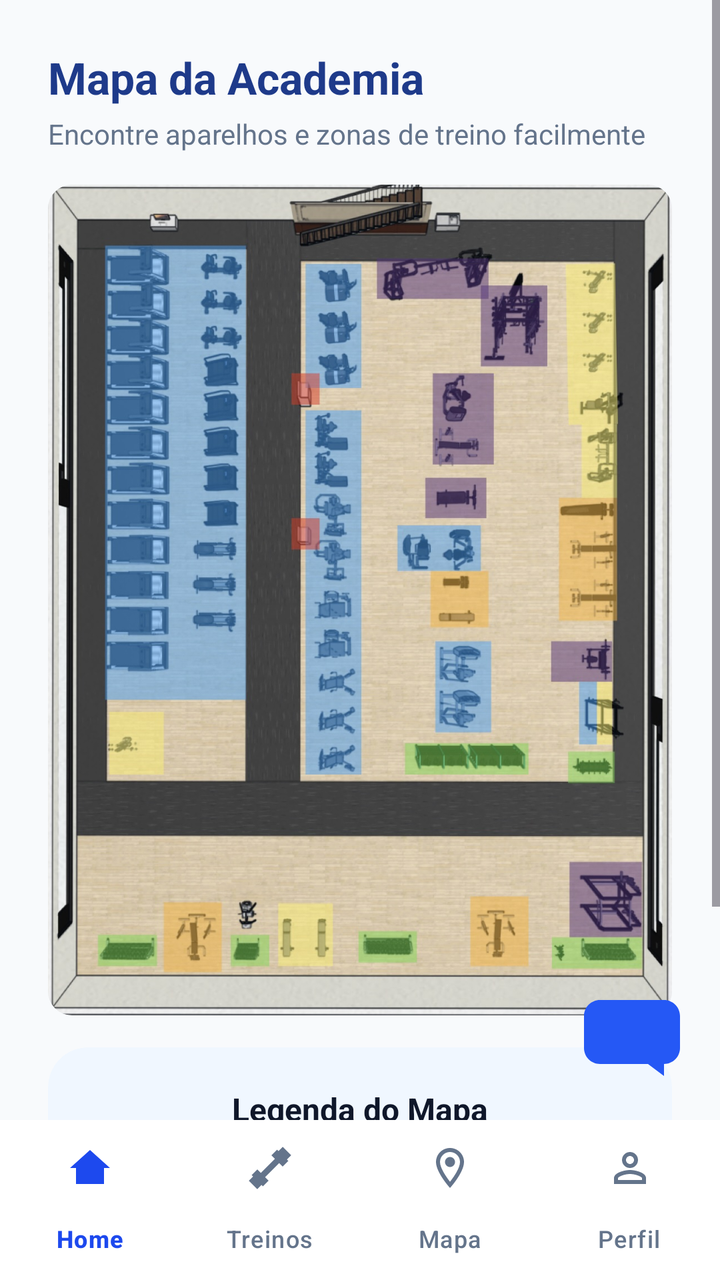
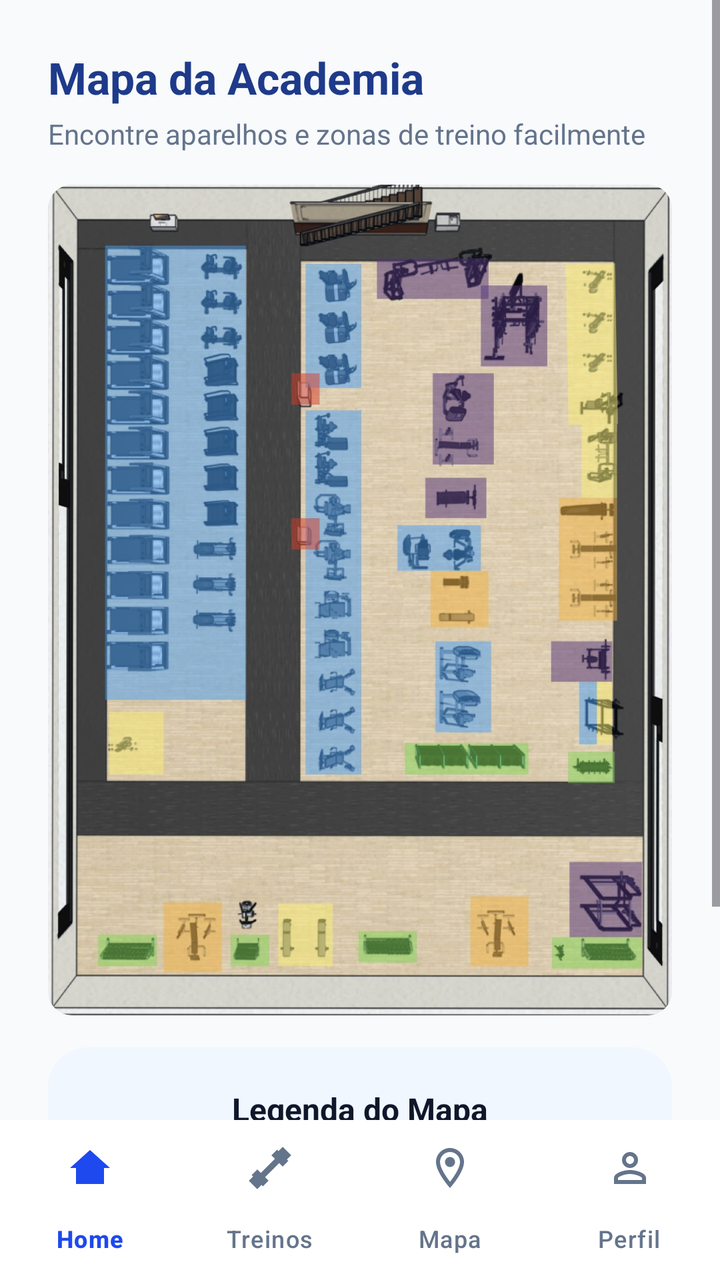

Two renders of the same Android screen: before a commit and after it. Below are the layout's source before the change and the commit's diff.
<!-- AndroidManifest.xml: application theme Theme.AcademiaUniforTelas1 -->
<!-- res/layout/activity_mapa.xml -->
<?xml version="1.0" encoding="utf-8"?>
<androidx.constraintlayout.widget.ConstraintLayout xmlns:android="http://schemas.android.com/apk/res/android"
    xmlns:app="http://schemas.android.com/apk/res-auto"
    xmlns:tools="http://schemas.android.com/tools"
    android:layout_width="match_parent"
    android:layout_height="match_parent"
    android:background="@color/background_white">

    <ScrollView
        android:layout_width="match_parent"
        android:layout_height="0dp"
        android:fillViewport="true"
        app:layout_constraintBottom_toTopOf="@id/bottomNav"
        app:layout_constraintTop_toTopOf="parent">

        <androidx.constraintlayout.widget.ConstraintLayout
            android:layout_width="match_parent"
            android:layout_height="wrap_content"
            android:padding="24dp">

            <TextView
                android:id="@+id/tvMapTitle"
                android:layout_width="wrap_content"
                android:layout_height="wrap_content"
                android:text="Mapa da Academia"
                android:textColor="#1E3A8A"
                android:textSize="22sp"
                android:textStyle="bold"
                app:layout_constraintStart_toStartOf="parent"
                app:layout_constraintTop_toTopOf="parent" />

            <TextView
                android:id="@+id/tvMapSubtitle"
                android:layout_width="wrap_content"
                android:layout_height="wrap_content"
                android:layout_marginTop="4dp"
                android:text="Encontre aparelhos e zonas de treino facilmente"
                android:textColor="#64748B"
                android:textSize="14sp"
                app:layout_constraintStart_toStartOf="parent"
                app:layout_constraintTop_toBottomOf="@id/tvMapTitle" />

            <androidx.cardview.widget.CardView
                android:id="@+id/cvMapImage"
                android:layout_width="0dp"
                android:layout_height="wrap_content"
                android:layout_marginTop="16dp"
                app:cardBackgroundColor="#E2E8F0"
                app:cardCornerRadius="12dp"
                app:cardElevation="0dp"
                app:layout_constraintEnd_toEndOf="parent"
                app:layout_constraintStart_toStartOf="parent"
                app:layout_constraintTop_toBottomOf="@id/tvMapSubtitle">

                <ImageView
                    android:id="@+id/ivMap"
                    android:layout_width="match_parent"
                    android:layout_height="wrap_content"
                    android:adjustViewBounds="true"
                    android:scaleType="fitCenter"
                    android:src="@drawable/mapa_planta_academia" />
            </androidx.cardview.widget.CardView>

            <androidx.cardview.widget.CardView
                android:id="@+id/cvLegend"
                android:layout_width="0dp"
                android:layout_height="wrap_content"
                android:layout_marginTop="16dp"
                app:cardBackgroundColor="#F0F7FF"
                app:cardCornerRadius="20dp"
                app:cardElevation="0dp"
                app:layout_constraintBottom_toBottomOf="parent"
                app:layout_constraintEnd_toEndOf="parent"
                app:layout_constraintStart_toStartOf="parent"
                app:layout_constraintTop_toBottomOf="@id/cvMapImage">

                <LinearLayout
                    android:layout_width="match_parent"
                    android:layout_height="wrap_content"
                    android:orientation="vertical"
                    android:padding="20dp">

                    <TextView
                        android:layout_width="wrap_content"
                        android:layout_height="wrap_content"
                        android:layout_gravity="center_horizontal"
                        android:text="Legenda do Mapa"
                        android:textColor="#0F172A"
                        android:textSize="16sp"
                        android:textStyle="bold" />

                    <LinearLayout
                        android:layout_width="wrap_content"
                        android:layout_height="wrap_content"
                        android:layout_gravity="center_horizontal"
                        android:layout_marginTop="16dp"
                        android:orientation="vertical">

                        
                        <LinearLayout
                            android:layout_width="wrap_content"
                            android:layout_height="wrap_content"
                            android:orientation="horizontal">

                            
                            <LinearLayout
                                android:layout_width="wrap_content"
                                android:layout_height="wrap_content"
                                android:gravity="center_vertical"
                                android:orientation="horizontal">

                                <View
                                    android:layout_width="12dp"
                                    android:layout_height="12dp"
                                    android:background="@drawable/shape_circle"
                                    android:backgroundTint="#00BCD4" />

                                <TextView
                                    android:layout_width="wrap_content"
                                    android:layout_height="wrap_content"
                                    android:layout_marginStart="6dp"
                                    android:text="Pernas"
                                    android:textColor="#1E3A8A"
                                    android:textSize="14sp" />
                            </LinearLayout>

                            
                            <LinearLayout
                                android:layout_width="wrap_content"
                                android:layout_height="wrap_content"
                                android:layout_marginStart="16dp"
                                android:gravity="center_vertical"
                                android:orientation="horizontal">

                                <View
                                    android:layout_width="12dp"
                                    android:layout_height="12dp"
                                    android:background="@drawable/shape_circle"
                                    android:backgroundTint="#FBBF24" />

                                <TextView
                                    android:layout_width="wrap_content"
                                    android:layout_height="wrap_content"
                                    android:layout_marginStart="6dp"
                                    android:text="Costas"
                                    android:textColor="#1E3A8A"
                                    android:textSize="14sp" />
                            </LinearLayout>

                            
                            <LinearLayout
                                android:layout_width="wrap_content"
                                android:layout_height="wrap_content"
                                android:layout_marginStart="16dp"
                                android:gravity="center_vertical"
                                android:orientation="horizontal">

                                <View
                                    android:layout_width="12dp"
                                    android:layout_height="12dp"
                                    android:background="@drawable/shape_circle"
                                    android:backgroundTint="#C026D3" />

                                <TextView
                                    android:layout_width="wrap_content"
                                    android:layout_height="wrap_content"
                                    android:layout_marginStart="6dp"
                                    android:text="Braços"
                                    android:textColor="#1E3A8A"
                                    android:textSize="14sp" />
                            </LinearLayout>

                            
                            <LinearLayout
                                android:layout_width="wrap_content"
                                android:layout_height="wrap_content"
                                android:layout_marginStart="16dp"
                                android:gravity="center_vertical"
                                android:orientation="horizontal">

                                <View
                                    android:layout_width="12dp"
                                    android:layout_height="12dp"
                                    android:background="@drawable/shape_circle"
                                    android:backgroundTint="#FB923C" />

                                <TextView
                                    android:layout_width="wrap_content"
                                    android:layout_height="wrap_content"
                                    android:layout_marginStart="6dp"
                                    android:text="Peito"
                                    android:textColor="#1E3A8A"
                                    android:textSize="14sp" />
                            </LinearLayout>
                        </LinearLayout>

                        
                        <LinearLayout
                            android:layout_width="wrap_content"
                            android:layout_height="wrap_content"
                            android:layout_marginTop="12dp"
                            android:orientation="horizontal">

                            
                            <LinearLayout
                                android:layout_width="wrap_content"
                                android:layout_height="wrap_content"
                                android:gravity="center_vertical"
                                android:orientation="horizontal">

                                <View
                                    android:layout_width="12dp"
                                    android:layout_height="12dp"
                                    android:background="@drawable/shape_circle"
                                    android:backgroundTint="#22C55E" />

                                <TextView
                                    android:layout_width="wrap_content"
                                    android:layout_height="wrap_content"
                                    android:layout_marginStart="6dp"
                                    android:text="Pesos"
                                    android:textColor="#1E3A8A"
                                    android:textSize="14sp" />
                            </LinearLayout>

                            
                            <LinearLayout
                                android:layout_width="wrap_content"
                                android:layout_height="wrap_content"
                                android:layout_marginStart="16dp"
                                android:gravity="center_vertical"
                                android:orientation="horizontal">

                                <View
                                    android:layout_width="12dp"
                                    android:layout_height="12dp"
                                    android:background="@drawable/shape_circle"
                                    android:backgroundTint="#EF4444" />

                                <TextView
                                    android:layout_width="wrap_content"
                                    android:layout_height="wrap_content"
                                    android:layout_marginStart="6dp"
                                    android:text="Totens"
                                    android:textColor="#1E3A8A"
                                    android:textSize="14sp" />
                            </LinearLayout>
                        </LinearLayout>
                    </LinearLayout>
                </LinearLayout>
            </androidx.cardview.widget.CardView>
        </androidx.constraintlayout.widget.ConstraintLayout>
    </ScrollView>

    
    <ImageView
        android:id="@+id/fabChat"
        android:layout_width="56dp"
        android:layout_height="56dp"
        android:layout_marginEnd="16dp"
        android:layout_marginBottom="16dp"
        android:contentDescription="Chat"
        android:elevation="6dp"
        android:src="@drawable/ic_chat_fab"
        app:layout_constraintBottom_toTopOf="@id/bottomNav"
        app:layout_constraintEnd_toEndOf="parent" />

    
    <com.google.android.material.bottomnavigation.BottomNavigationView
        android:id="@+id/bottomNav"
        android:layout_width="match_parent"
        android:layout_height="wrap_content"
        android:background="#FFFFFF"
        app:elevation="12dp"
        app:itemIconTint="@color/nav_item_colors"
        app:itemTextColor="@color/nav_item_colors"
        app:labelVisibilityMode="labeled"
        app:layout_constraintBottom_toBottomOf="parent"
        app:menu="@menu/menu_bottom_nav" />

</androidx.constraintlayout.widget.ConstraintLayout>
<!-- resources referenced by this layout -->
<resources>
  <color name="background_white">#F8FAFC</color>
  <!-- drawable ic_chat_fab (drawable) -->
  <?xml version="1.0" encoding="utf-8"?>
  <vector xmlns:android="http://schemas.android.com/apk/res/android"
      android:width="56dp" android:height="56dp"
      android:viewportWidth="56" android:viewportHeight="56">
      <path android:fillColor="#2558F5" android:pathData="M12,12 h32 c4.4,0 8,3.6 8,8 v16 c0,4.4 -3.6,8 -8,8 v6 l-8,-6 h-24 c-4.4,0 -8,-3.6 -8,-8 v-16 c0,-4.4 3.6,-8 8,-8 z" />
  </vector>
  <!-- drawable mapa_planta_academia: png bitmap (drawable, 316236 bytes) -->
  <!-- drawable shape_circle (drawable) -->
  <?xml version="1.0" encoding="utf-8"?>
  <shape xmlns:android="http://schemas.android.com/apk/res/android"
      android:shape="oval">
      <solid android:color="@color/white" />
  </shape>
  <style name="Theme.AcademiaUniforTelas1" parent="Base.Theme.AcademiaUniforTelas1" />
  <color name="white">#FFFFFFFF</color>
  <style name="Base.Theme.AcademiaUniforTelas1" parent="Theme.Material3.DayNight.NoActionBar">
          <item name="colorPrimary">@color/primary_blue</item>
          <item name="colorAccent">@color/primary_blue</item>
          <item name="materialButtonStyle">@style/Widget.Material3.Button</item>
      </style>
  <color name="primary_blue">#1D49EE</color>
</resources>

<!-- the commit's change to res/layout/activity_mapa.xml (unified diff, before → after) -->
@@ -251,19 +251,6 @@
             </androidx.cardview.widget.CardView>
         </androidx.constraintlayout.widget.ConstraintLayout>
     </ScrollView>
-
-    
-    <ImageView
-        android:id="@+id/fabChat"
-        android:layout_width="56dp"
-        android:layout_height="56dp"
-        android:layout_marginEnd="16dp"
-        android:layout_marginBottom="16dp"
-        android:contentDescription="Chat"
-        android:elevation="6dp"
-        android:src="@drawable/ic_chat_fab"
-        app:layout_constraintBottom_toTopOf="@id/bottomNav"
-        app:layout_constraintEnd_toEndOf="parent" />
 
     
     <com.google.android.material.bottomnavigation.BottomNavigationView
<!-- resource entries referenced after the edit -->
@@ -1,13 +1,6 @@
 <!-- resources referenced by this layout -->
 <resources>
   <color name="background_white">#F8FAFC</color>
-  <!-- drawable ic_chat_fab (drawable) -->
-  <?xml version="1.0" encoding="utf-8"?>
-  <vector xmlns:android="http://schemas.android.com/apk/res/android"
-      android:width="56dp" android:height="56dp"
-      android:viewportWidth="56" android:viewportHeight="56">
-      <path android:fillColor="#2558F5" android:pathData="M12,12 h32 c4.4,0 8,3.6 8,8 v16 c0,4.4 -3.6,8 -8,8 v6 l-8,-6 h-24 c-4.4,0 -8,-3.6 -8,-8 v-16 c0,-4.4 3.6,-8 8,-8 z" />
-  </vector>
   <!-- drawable mapa_planta_academia: png bitmap (drawable, 316236 bytes) -->
   <!-- drawable shape_circle (drawable) -->
   <?xml version="1.0" encoding="utf-8"?>
